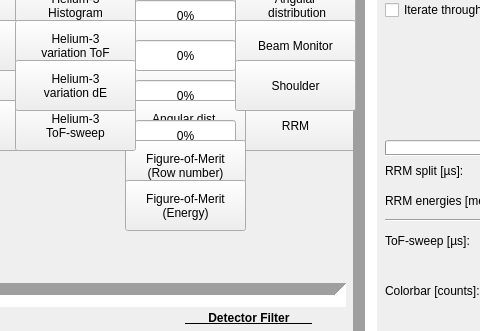
AlexanderBackis/MultiGridAnalysis, file Windows/title_screen.ui: the form before one commit; both pictures show x 565 to 1045 and y 256 to 587 of the 1260 by 750 pixel window.
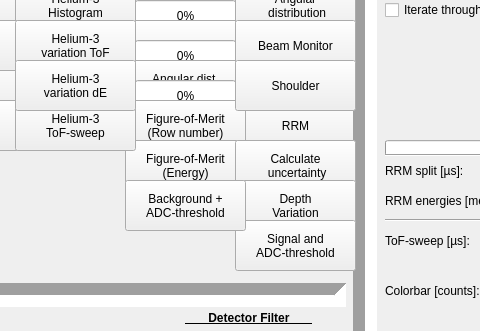
The form after the commit. Icons and pictures are not drawn.

Patch:
```diff
--- a/Windows/title_screen.ui
+++ b/Windows/title_screen.ui
@@ -1505,19 +1505,6 @@
      <string>Wires-sweep</string>
     </property>
    </widget>
-   <widget class="QPushButton" name="grids_sweep">
-    <property name="geometry">
-     <rect>
-      <x>690</x>
-      <y>280</y>
-      <width>121</width>
-      <height>51</height>
-     </rect>
-    </property>
-    <property name="text">
-     <string>Grids-sweep</string>
-    </property>
-   </widget>
    <widget class="QProgressBar" name="wires_sweep_progress">
     <property name="geometry">
      <rect>
@@ -1562,7 +1549,7 @@
     <property name="geometry">
      <rect>
       <x>690</x>
-      <y>320</y>
+      <y>280</y>
       <width>121</width>
       <height>51</height>
      </rect>
@@ -1576,7 +1563,7 @@
     <property name="geometry">
      <rect>
       <x>700</x>
-      <y>340</y>
+      <y>300</y>
       <width>101</width>
       <height>31</height>
      </rect>
@@ -1589,7 +1576,7 @@
     <property name="geometry">
      <rect>
       <x>690</x>
-      <y>360</y>
+      <y>320</y>
       <width>121</width>
       <height>51</height>
      </rect>
@@ -1603,7 +1590,7 @@
     <property name="geometry">
      <rect>
       <x>690</x>
-      <y>400</y>
+      <y>360</y>
       <width>121</width>
       <height>51</height>
      </rect>
@@ -2051,6 +2038,62 @@
      <string>Special</string>
     </property>
    </widget>
+   <widget class="QPushButton" name="uncertainty">
+    <property name="geometry">
+     <rect>
+      <x>800</x>
+      <y>360</y>
+      <width>121</width>
+      <height>51</height>
+     </rect>
+    </property>
+    <property name="text">
+     <string>Calculate
+ uncertainty</string>
+    </property>
+   </widget>
+   <widget class="QPushButton" name="depth_variation">
+    <property name="geometry">
+     <rect>
+      <x>800</x>
+      <y>400</y>
+      <width>121</width>
+      <height>51</height>
+     </rect>
+    </property>
+    <property name="text">
+     <string>Depth
+Variation</string>
+    </property>
+   </widget>
+   <widget class="QPushButton" name="signalADC">
+    <property name="geometry">
+     <rect>
+      <x>800</x>
+      <y>440</y>
+      <width>121</width>
+      <height>51</height>
+     </rect>
+    </property>
+    <property name="text">
+     <string>Signal and
+ADC-threshold</string>
+    </property>
+   </widget>
+   <widget class="QPushButton" name="backADC">
+    <property name="geometry">
+     <rect>
+      <x>690</x>
+      <y>400</y>
+      <width>121</width>
+      <height>51</height>
+     </rect>
+    </property>
+    <property name="text">
+     <string>Background +
+ADC-threshold</string>
+    </property>
+   </widget>
   </widget>
   <widget class="QMenuBar" name="menuBar">
    <property name="geometry">
```
Left out of the diff: 13 changed lines with no effect on the pictures.
